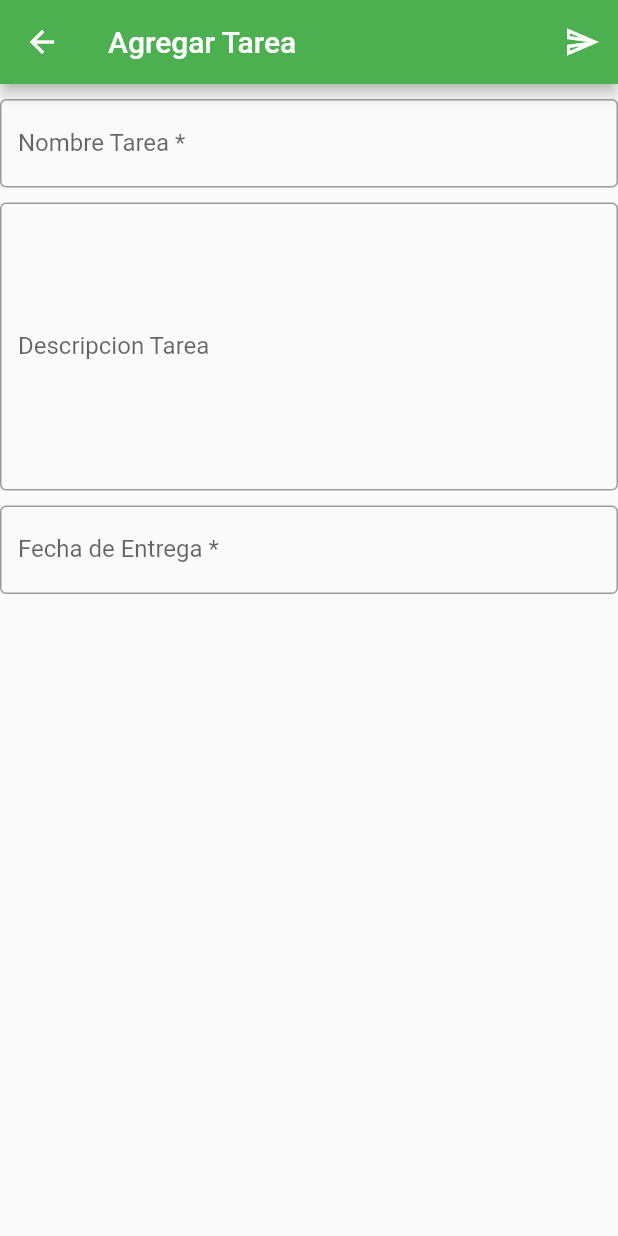
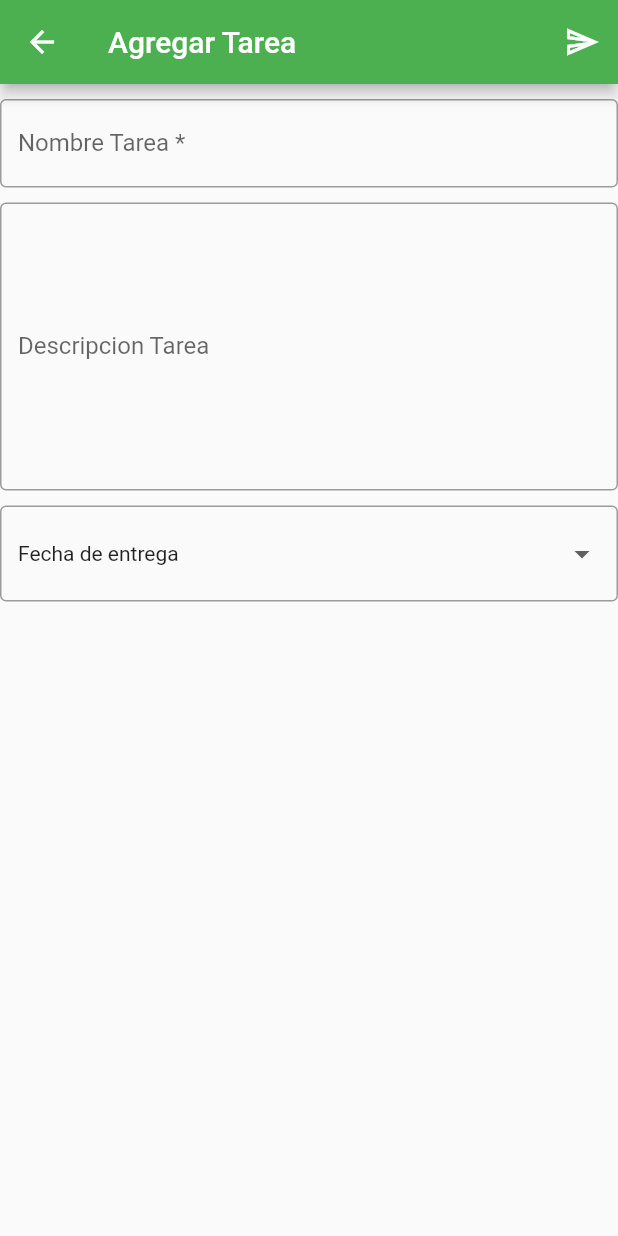
Before and after one commit to MaricarmenM/PrograMovil, a Flutter app: the TareasScreen screen opened by its route, after a tap on the "add" icon, on a phone screen of 412 x 824 dp. Run offline on Flutter 3.47's test engine with Material 2 defaults, Android fonts, the phone set to English and light mode, and no system bars; our stand-ins replace image_picker, sqflite; missing offline and left inert: dart:ffi, splash_screen_view; accounts and stored records are empty.

Commit message:
PRACTICA 3. TAREAS

```diff
--- a/lib/src/database/database_helper.dart
+++ b/lib/src/database/database_helper.dart
@@ -9,7 +9,7 @@ import 'package:path/path.dart';
 
 class DatabaseHelper {
   static final _nombreBD = "NOTASBD";
-  static final _versionBD = 118;
+  static final _versionBD = 25;
   static final _nombreTBL = "tblNotas";
   static final _nombreTBL2="tblUser";
   static final _nombreTBL3="tblTareas";
@@ -37,14 +37,14 @@ class DatabaseHelper {
     //  db.execute("DROP TABLE $_nombreTBL2");
     //  db.execute("CREATE TABLE $_nombreTBL2(id INTEGER PRIMARY KEY,foto text(50), nombre VARCHAR(50), apellido1 VARCHAR(50), apellido2 VARCHAR(50),telefono VARCHAR(10),correo VARCHAR(50))");
       db.execute("DROP TABLE $_nombreTBL3");
-     await db.execute("CREATE TABLE $_nombreTBL3(id INTEGER PRIMARY KEY, nomTarea VARCHAR(50), descTarea VARCHAR(100), fechaEntrega VARCHAR(10),entregada boolean)");
+     await db.execute("CREATE TABLE $_nombreTBL3(id INTEGER PRIMARY KEY, nomTarea VARCHAR(50), descTarea VARCHAR(100), fechaEntrega datetime,entregada VARCHAR(20))");
 
     }
 
    Future<void>  _crearTabla(Database db, int version) async{
       await db.execute("CREATE TABLE $_nombreTBL(id INTEGER PRIMARY KEY, titulo VARCHAR(50), detalle VARCHAR(100))");
       await db.execute("CREATE TABLE $_nombreTBL2(id INTEGER PRIMARY KEY,foto text(50), nombre VARCHAR(50), apellido1 VARCHAR(50), apellido2 VARCHAR(50),telefono VARCHAR(10),correo VARCHAR(50))");
-      await db.execute("CREATE TABLE $_nombreTBL3(id INTEGER PRIMARY KEY, nomTarea VARCHAR(50), descTarea VARCHAR(100), fechaEntrega VARCHAR(10),entregada boolean)");
+      await db.execute("CREATE TABLE $_nombreTBL3(id INTEGER PRIMARY KEY, nomTarea VARCHAR(50), descTarea VARCHAR(100), fechaEntrega datetime,entregada VARCHAR(20))");
     }
 
    //CRUD TAREAS
@@ -71,13 +71,13 @@ class DatabaseHelper {
   }
   Future<List<TareasModel>> getAllHWSinEntregar()async{
     var conexion = await database;
-    var result= await conexion!.query(_nombreTBL3,where:'entregada=?',whereArgs: [0]);
+    var result= await conexion!.query(_nombreTBL3,where:'entregada=?',whereArgs: ["Sin Entregar"]);
     return result.map((notaMap) => TareasModel.fromMap(notaMap)).toList();
   }
 
   Future<List<TareasModel>> getAllHWEntregadas()async{
     var conexion = await database;
-    var result= await conexion!.query(_nombreTBL3,where:'entregada=?',whereArgs: [1]);
+    var result= await conexion!.query(_nombreTBL3,where:'entregada=?',whereArgs: ["Entregada"]);
     return result.map((notaMap) => TareasModel.fromMap(notaMap)).toList();
   }
 
--- a/lib/src/models/tareas_model.dart
+++ b/lib/src/models/tareas_model.dart
@@ -3,7 +3,7 @@ class TareasModel {
   String? nomTarea;
   String? descTarea;
   String? fechaEntrega;
-  int? entregada;
+  String? entregada;
 
   TareasModel({this.id,this.nomTarea,this.descTarea,this.fechaEntrega,this.entregada});
 
--- a/lib/src/screens/Tareas_completas_screen.dart
+++ b/lib/src/screens/Tareas_completas_screen.dart
@@ -60,14 +60,15 @@ class _TareasEntregadasScreenState extends State<TareasEntregadasScreen> {
               children: [
                 Text(tarea.nomTarea!,),
                 Text(tarea.descTarea!),
-                Text(tarea.fechaEntrega!),
+                Text(tarea.fechaEntrega!,),
+                Text(tarea.entregada!,),
                 Row(
                   mainAxisAlignment: MainAxisAlignment.center,
                   children: [
                    ElevatedButton(
                       style: ElevatedButton.styleFrom(minimumSize: const Size(400, 20),primary: ColorSettings.colorSec),
                         onPressed: (){
-                          tarea.entregada = 0;
+                          tarea.entregada = "Sin Entregar";
                           showDialog(
                             context: context,
                             builder: (context) {
--- a/lib/src/screens/agregar_tareas_screen.dart
+++ b/lib/src/screens/agregar_tareas_screen.dart
@@ -20,6 +20,8 @@ class _AgregarTareaScreenState extends State<AgregarTareaScreen> {
   TextEditingController _controllerDescripcion = TextEditingController();
   TextEditingController _controllerFechaEntrega = TextEditingController();
 
+  DateTime? _dateEntrega;
+
   @override
   // ignore: must_call_super
   void initState(){
@@ -39,12 +41,17 @@ class _AgregarTareaScreenState extends State<AgregarTareaScreen> {
         actions: [
           IconButton(
              onPressed: (){
+               if (_dateEntrega == null) {
+                      _dateEntrega = DateTime.now();
+                   }
+               if (_controllerNombre.text != "" && _controllerNombre.text != " ") {
+                 if (_controllerDescripcion.text != "" && _controllerDescripcion.text != " ") {
                         if(widget.tarea==null){
                         TareasModel tarea = TareasModel(
                           nomTarea: _controllerNombre.text,
                           descTarea: _controllerDescripcion.text,
-                  fechaEntrega: _controllerFechaEntrega.text,
-                   entregada: 0,
+                          fechaEntrega:_dateEntrega?.toIso8601String(),
+                          entregada: "Sin Entregar",
                         );
                             _databaseHelper.insertHW(tarea.toMap()).then(
                             (value){
@@ -56,13 +63,14 @@ class _AgregarTareaScreenState extends State<AgregarTareaScreen> {
                               }
                             }
                             );
+
                         }else{
                           TareasModel tarea = TareasModel(
                               id: widget.tarea!.id,
                               nomTarea: _controllerNombre.text,
                               descTarea: _controllerDescripcion.text,
-                      fechaEntrega: _controllerFechaEntrega.text,
-                      entregada: 0,
+                              fechaEntrega:_dateEntrega!.toIso8601String(),
+                              entregada: "Sin Entregar",
                           );
                             _databaseHelper.updateHW(tarea.toMap()).then(
                               (value) {
@@ -75,8 +83,12 @@ class _AgregarTareaScreenState extends State<AgregarTareaScreen> {
                                     SnackBar(content: Text('La solicitud no se completo'))
                                     );
                                   }
-                    });
                               }
+                            );
+                        }
+                   // 3if
+                } //2 if
+              } //otro if
              },
              icon:Icon(Icons.send_outlined)
           ),
@@ -90,11 +102,8 @@ class _AgregarTareaScreenState extends State<AgregarTareaScreen> {
             SizedBox(height: 10,),
             _crearTextFieldDescripcion(),
             SizedBox(height: 10,),
-            _crearTextFieldFechaEntrega(),
+            _getFechaEntrega(),
             SizedBox(height: 10,),
-            Container(
-
-            )
           ],
         ),
       ),
@@ -129,18 +138,34 @@ class _AgregarTareaScreenState extends State<AgregarTareaScreen> {
       }
     );
   }
-
-   Widget _crearTextFieldFechaEntrega(){
-    return TextFormField(
-      controller: _controllerFechaEntrega,
-      textCapitalization: TextCapitalization.words,
+  Widget _getFechaEntrega() {
+    return InkWell(
+      onTap: () {
+        showDatePicker(
+          context: context,
+          initialDate: _dateEntrega == null ? DateTime.now(): _dateEntrega!,
+          firstDate: DateTime(2021),
+          lastDate: DateTime(2025)).then((date) {
+            _dateEntrega = date;
+            setState(() {});
+          });
+      },
+      child: InputDecorator(
         decoration: const InputDecoration(
           border: OutlineInputBorder(),
-        hintText: 'Ingresa la fecha de entrega',
-        labelText: 'Fecha de Entrega *',
+          enabled: true
          ),
-      onChanged: (value){
-      },
+        child: Row(
+          mainAxisAlignment: MainAxisAlignment.spaceBetween,
+          children: <Widget>[
+            Text('Fecha de entrega'),
+            Icon(Icons.arrow_drop_down,
+                color: Theme.of(context).brightness == Brightness.light
+                    ? Colors.grey.shade700
+                    : Colors.white70),
+          ],
+        ),
+      ),
     );
   }
 
--- a/lib/src/screens/login_screen/opcion1_screen.dart
+++ b/lib/src/screens/login_screen/opcion1_screen.dart
@@ -38,7 +38,7 @@ class _Opcion1ScreenState extends State<Opcion1Screen> {
     ElevatedButton cuadroDialogo = ElevatedButton(
          style: ElevatedButton.styleFrom(primary: ColorSettings.colorPrimary),
           onPressed: () {
-            if (myController.text!=" ") {
+            if (myController.text!="") {
             if (myController.text!=','){
             showDialog<String>(
               context: context,
--- a/lib/src/screens/tareas_screen.dart
+++ b/lib/src/screens/tareas_screen.dart
@@ -76,18 +76,20 @@ class _TareasScreenState extends State<TareasScreen> {
         itemBuilder: (BuildContext context, index){
           TareasModel tarea = tareas[index];
           return Card(
+            color: DateTime.now().isAfter(DateTime.parse(tarea.fechaEntrega!))? Colors.red[400]:Colors.white,
             child: Column(
               children: [
-                Text(tarea.nomTarea!,),
-                Text(tarea.descTarea!),
-                Text(tarea.fechaEntrega!),
+                Text(tarea.nomTarea!, style: TextStyle(color: (DateTime.now().isAfter(DateTime.parse(tarea.fechaEntrega!)))? Colors.white:Colors.black),),
+                Text(tarea.descTarea!, style: TextStyle(color: (DateTime.now().isAfter(DateTime.parse(tarea.fechaEntrega!)))? Colors.white:Colors.black),),
+                Text(tarea.fechaEntrega!, style: TextStyle(color: (DateTime.now().isAfter(DateTime.parse(tarea.fechaEntrega!)))? Colors.white:Colors.black),),
+                Text(tarea.entregada!, style: TextStyle(color: (DateTime.now().isAfter(DateTime.parse(tarea.fechaEntrega!)))? Colors.white:Colors.black),),
                 Row(
                   mainAxisAlignment: MainAxisAlignment.end,
                   children: [
                    ElevatedButton(
                         style: ElevatedButton.styleFrom(minimumSize: const Size(350, 20),primary: ColorSettings.colorPrimary),
                         onPressed: (){
-                          tarea.entregada = 1;
+                          tarea.entregada = "Entregada";
                           showDialog(
                             context: context,
                             builder: (context) {
@@ -123,11 +125,11 @@ class _TareasScreenState extends State<TareasScreen> {
                           setState(() {});
                         });
                       },
-                      child: Text('Entregar')
+                      child:
+                      Text('Entregar')
                     ),
                     IconButton(
                     icon: Icon(Icons.more_vert),
-
                     onPressed: () {
                       showDialog(
                         context: context,
--- a/pubspec.yaml
+++ b/pubspec.yaml
@@ -21,6 +21,7 @@ environment:
   sdk: ">=2.12.0 <3.0.0"
 
 dependencies:
+  date_format: ^2.0.4
   flutter:
     sdk: flutter
 
@@ -32,10 +33,10 @@ dependencies:
   splash_screen_view: ^3.0.0
   url_launcher: ^6.0.10
   image_picker: ^0.8.4+1
-  date_format: ^2.0.4
   sqflite: ^2.0.0+4
   path_provider: ^2.0.4
   http: ^0.13.3
+  intl: ^0.16.1
 
 
 dev_dependencies:
```
Also changed, not shown: pubspec.lock. Lines whose indentation alone changed are shown as unchanged.
